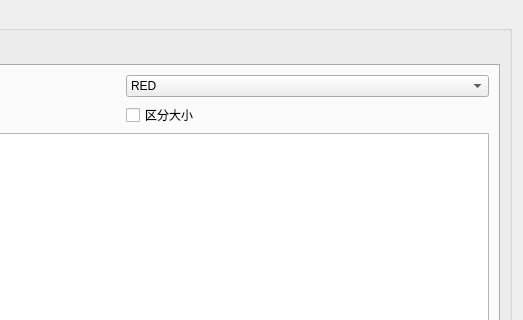
Above: debug_window/debug_window.ui from aron566/EOL_CAN_Tool before the change; both pictures show x 277 to 800 and y 0 to 320 of the 800 by 740 pixel window. Below: the same form after it.
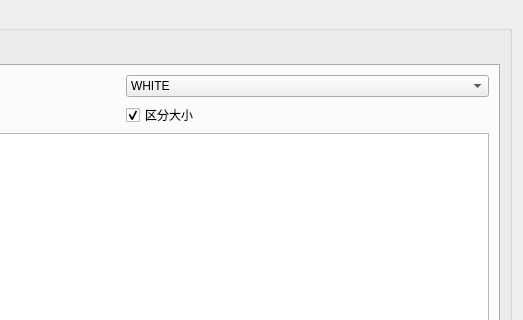
That is the form after the change. The open tabs and pages were chosen to show the change.

The edit to the form file:
```diff
--- a/debug_window/debug_window.ui
+++ b/debug_window/debug_window.ui
@@ -45,6 +45,9 @@
             <property name="text">
              <string>区分大小</string>
             </property>
+            <property name="checked">
+             <bool>true</bool>
+            </property>
            </widget>
           </item>
           <item row="0" column="0" colspan="2">
@@ -60,7 +63,7 @@
              <widget class="QComboBox" name="color_list_comboBox">
               <item>
                <property name="text">
-                <string>RED</string>
+                <string>WHITE</string>
                </property>
               </item>
               <item>
```
Left out of the diff: 4 changed lines with no effect on the pictures.
